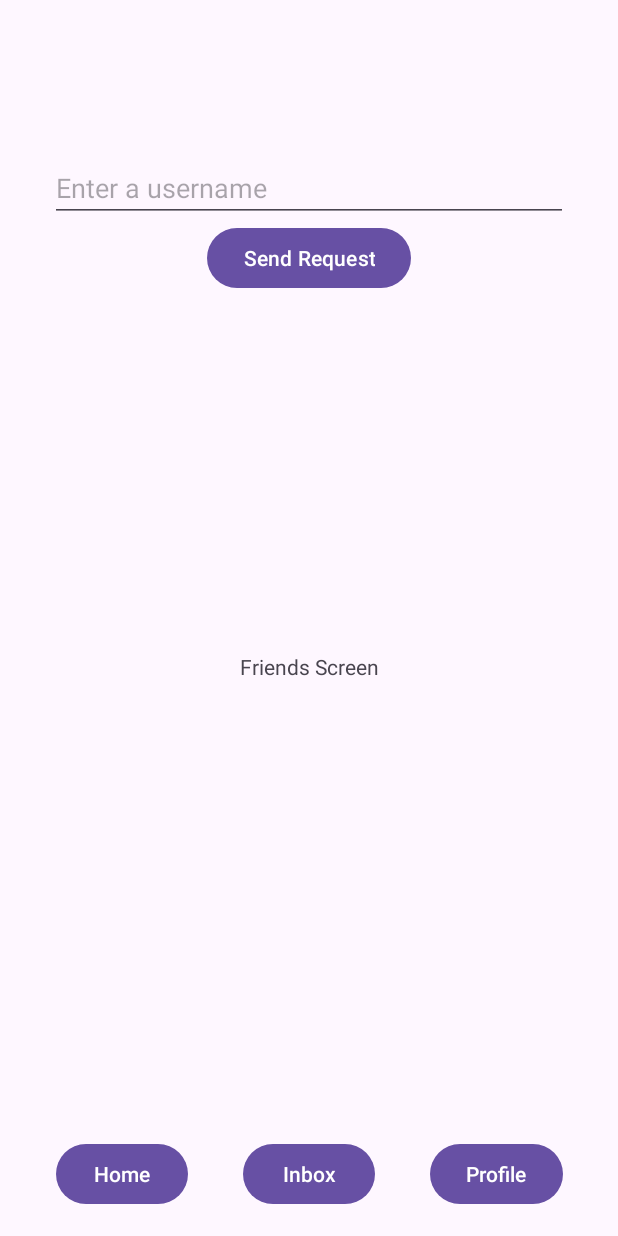
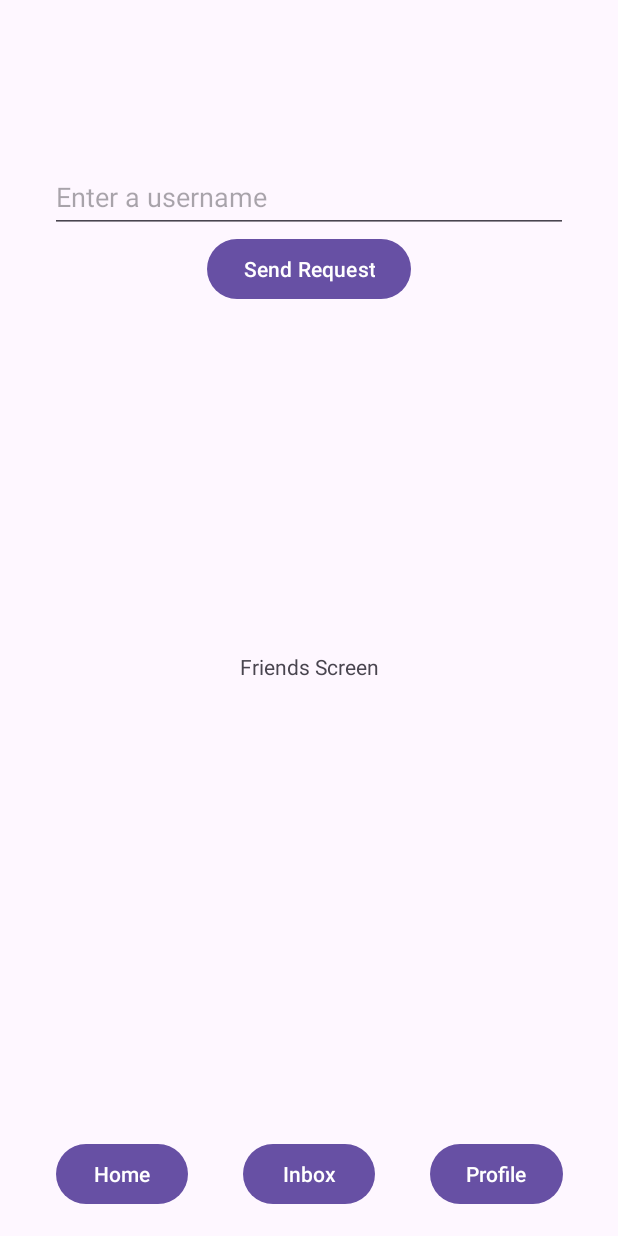
Before and after one commit to COSC481W-2024Winter/ResoluteApp, an Android app: the FriendsFragment screen opened through its navigation route, on a phone screen of 412 x 824 dp. Run offline under Robolectric (Android 15) with nearby library versions, the phone set to English and light mode, and no system bars; our stand-ins replace Firebase (no records; nobody signed in at launch, a user with empty details on screens opened directly), navigation-ui.

Commit message:
fix: adjust size of username request text box
This commit is to address a layout error in fragment_friends.xml. The text box does not meet the minimum 48dp height requirement.

* adjusted size of text box  in fragment_friends.xml from 39dp to 48dp

issue #11

```diff
--- a/app/src/main/res/layout/fragment_friends.xml
+++ b/app/src/main/res/layout/fragment_friends.xml
@@ -9,7 +9,7 @@
     <EditText
         android:id="@+id/enter_username"
         android:layout_width="345dp"
-        android:layout_height="39dp"
+        android:layout_height="48dp"
         android:ems="10"
         android:hint="Enter a username"
         android:inputType="text"
```
